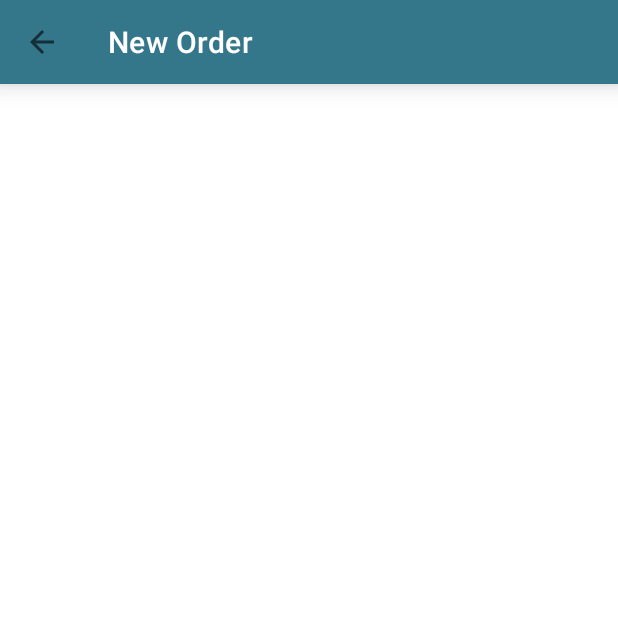
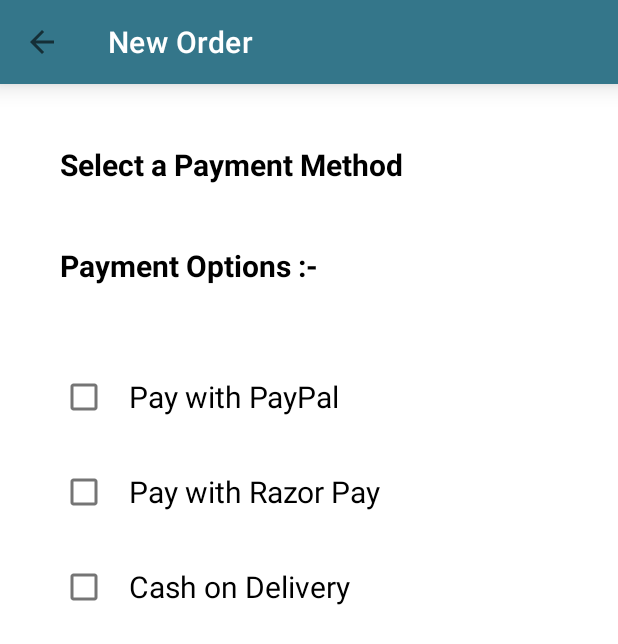
Before and after one commit to dhruvpatidar359/HoysalaeElectronics, an Android app: the PaymentMethod screen opened directly, with no data from a screen before it, on a phone screen of 412 x 824 dp. Shown: the top 644 px of the screen. Run offline under Robolectric (Android 15) with nearby library versions, the phone set to English and light mode, and no system bars.

Commit message:
Payment Method and Error Mistakes resolved.(19-12-2022)

```diff
--- a/app/src/main/java/android/example/hoysalaelectronics/Activity/CheckoutPage.kt
+++ b/app/src/main/java/android/example/hoysalaelectronics/Activity/CheckoutPage.kt
@@ -34,7 +34,9 @@
             val intent = Intent(this@CheckoutPage,NewAddress :: class.java)
             startActivity(intent)
         }
-
-
+    }
+    override fun onSupportNavigateUp(): Boolean {
+        onBackPressed()
+        return true
     }
 }
--- a/app/src/main/res/layout/activity_all_categories_acitvity.xml
+++ b/app/src/main/res/layout/activity_all_categories_acitvity.xml
@@ -17,7 +17,7 @@
         android:layout_width="match_parent"
         android:layout_height="?attr/actionBarSize"
         android:id="@+id/toolbar_all_categories"
-        app:title="Light Emitting Diaode">
+        app:title="Light Emitting Diode">
 
     </androidx.appcompat.widget.Toolbar>
 
--- a/app/src/main/res/layout/activity_payment_method.xml
+++ b/app/src/main/res/layout/activity_payment_method.xml
@@ -23,5 +23,94 @@
 
         </androidx.appcompat.widget.Toolbar>
     </com.google.android.material.appbar.AppBarLayout>
+    <LinearLayout
+        android:layout_width="match_parent"
+        android:layout_height="wrap_content"
+        android:layout_alignParentStart="true"
+        android:layout_alignParentEnd="true"
+        android:layout_marginTop="20dp"
+        android:layout_marginEnd="20dp"
+        android:layout_marginStart="20dp"
+        android:layout_below="@id/bar"
+        android:orientation="vertical">
+
+        <TextView
+            android:layout_width="wrap_content"
+            android:layout_height="wrap_content"
+            android:text="Select a Payment Method"
+            android:textColor="@color/black"
+            android:layout_alignParentEnd="true"
+            android:layout_alignParentStart="true"
+            android:layout_marginTop="20dp"
+            android:layout_marginStart="20dp"
+            android:layout_below="@+id/bar"
+            android:textSize="20sp"
+            android:textStyle="bold"/>
+
+        <TextView
+            android:id="@+id/tv_payment_options"
+            android:layout_width="wrap_content"
+            android:layout_height="wrap_content"
+            android:text="Payment Options :-"
+            android:textColor="@color/black"
+            android:layout_alignParentEnd="true"
+            android:layout_alignParentStart="true"
+            android:layout_marginTop="40dp"
+            android:layout_marginStart="20dp"
+            android:layout_below="@+id/bar"
+            android:textSize="20sp"
+            android:textStyle="bold">
+        </TextView>
+
+        <RelativeLayout
+            android:id="@+id/rl_payment"
+            android:layout_width="match_parent"
+            android:layout_height="wrap_content"
+            android:layout_alignParentEnd="true"
+            android:layout_alignParentStart="true"
+            android:layout_marginStart="20dp"
+            android:layout_marginTop="50dp"
+            android:layout_below="@id/tv_payment_options">
+
+        <CheckBox
+            android:id="@+id/cb_pay_paypal"
+            android:layout_width="wrap_content"
+            android:layout_height="wrap_content"
+            android:layout_alignParentStart="true"
+            android:text="   Pay with PayPal"
+            android:textStyle="normal"
+            android:textSize="20sp"
+            android:onClick="onCheckboxClicked">
+        </CheckBox>
+
+        <CheckBox
+            android:id="@+id/cb_razor_pay"
+            android:layout_width="wrap_content"
+            android:layout_height="wrap_content"
+            android:layout_alignParentStart="true"
+            android:layout_marginTop="15sp"
+            android:layout_below="@+id/cb_pay_paypal"
+            android:text="   Pay with Razor Pay"
+            android:textStyle="normal"
+            android:textSize="20sp"
+            android:onClick="onCheckboxClicked">
+        </CheckBox>
+
+        <CheckBox
+            android:id="@+id/cb_cash"
+            android:layout_width="wrap_content"
+            android:layout_height="wrap_content"
+            android:layout_alignParentStart="true"
+            android:layout_marginTop="15sp"
+            android:layout_below="@+id/cb_razor_pay"
+            android:text="   Cash on Delivery"
+            android:textStyle="normal"
+            android:textSize="20sp"
+            android:onClick="onCheckboxClicked">
+        </CheckBox>
+
+        </RelativeLayout>
+
+    </LinearLayout>
 
 </RelativeLayout>
```
Also changed, not shown: app/src/main/java/android/example/hoysalaelectronics/Activity/CartActivity.kt (+11 -0 lines), app/src/main/java/android/example/hoysalaelectronics/Activity/PaymentMethod.kt (+36 -0 lines), app/src/main/java/android/example/hoysalaelectronics/Activity/ProductDetail.kt (+20 -12 lines), app/src/main/res/drawable/checked.xml (added, +14 -0 lines), app/src/main/res/drawable/custom_checkbox.xml (added, +9 -0 lines), app/src/main/res/drawable/unchecked.xml (added, +8 -0 lines), app/src/main/res/layout/activity_product_detail.xml (+15 -7 lines), app/src/main/res/drawable/checked_png.png (added), 182 other files.
